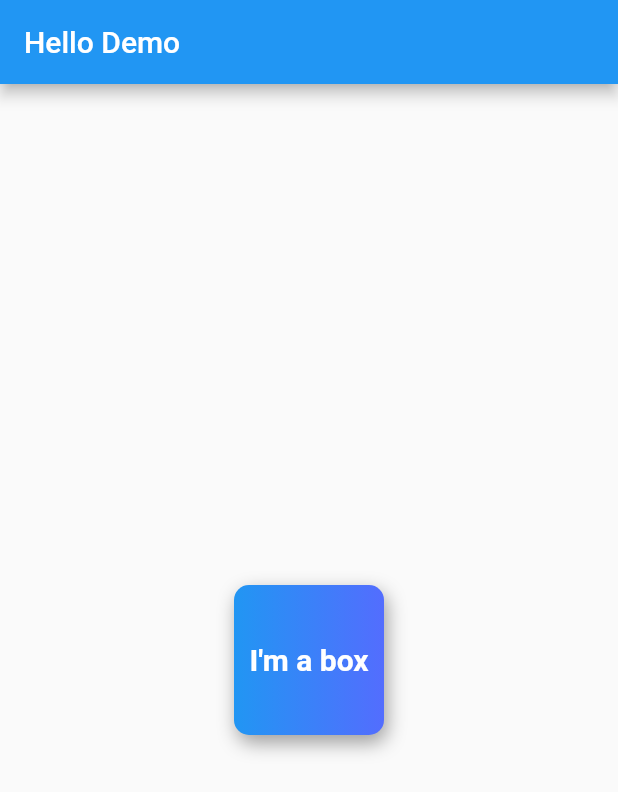
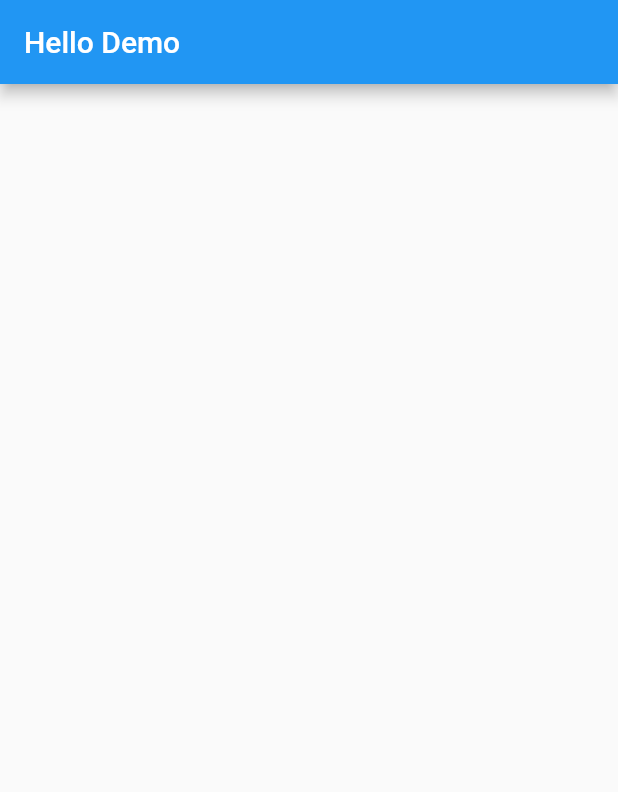
Before and after one commit to OrientBits/demo1, a Flutter app: the screen it shows after launch, on a phone screen of 412 x 824 dp. Shown: the top 792 px of the screen. Run offline on Flutter 3.47's test engine with Material 2 defaults, Android fonts, the phone set to English and light mode, and no system bars.

Commit message:
chapter 3 completed

```diff
--- /dev/null
+++ b/lib/chapter4.dart
@@ -0,0 +1,10 @@
+import 'package:flutter/material.dart';
+
+class chapter4 extends StatelessWidget {
+  const chapter4({Key? key}) : super(key: key);
+
+  @override
+  Widget build(BuildContext context) {
+    return Container();
+  }
+}
--- a/lib/main.dart
+++ b/lib/main.dart
@@ -1,3 +1,4 @@
+import 'package:demo1/chapter4.dart';
 import 'package:flutter/material.dart';
 
 void main() {
@@ -15,33 +16,8 @@ class MyApp extends StatelessWidget {
           appBar: AppBar(
             title: const Text("Hello Demo"),
           ),
-          body: Center(
-            child: Container(
-              width: 100,
-              height: 100,
-              alignment: Alignment.center,
-              decoration: BoxDecoration(
-                  boxShadow: const [
-                    BoxShadow(
-                        color: Colors.grey,
-                        blurRadius: 10,
-                        offset: Offset(2, 5))
-                  ],
-                  //shape: BoxShape.circle,
-                  borderRadius: BorderRadius.circular(10),
-                  gradient: const LinearGradient(
-                    colors: [Colors.blue, Colors.indigoAccent],
-                  )),
-              child: const Text(
-                "I'm a box",
-                style: TextStyle(
-                    color: Colors.white,
-                    fontWeight: FontWeight.bold,
-                    fontSize: 20
-                ),
-              ),
-            ),
-          ),
-        ));
+          body: const chapter4()
+        )
+    );
   }
 }
```
Also changed, not shown: lib/chapter2.dart (added, +36 -0 lines), lib/chapter3.dart (added, +43 -0 lines).
